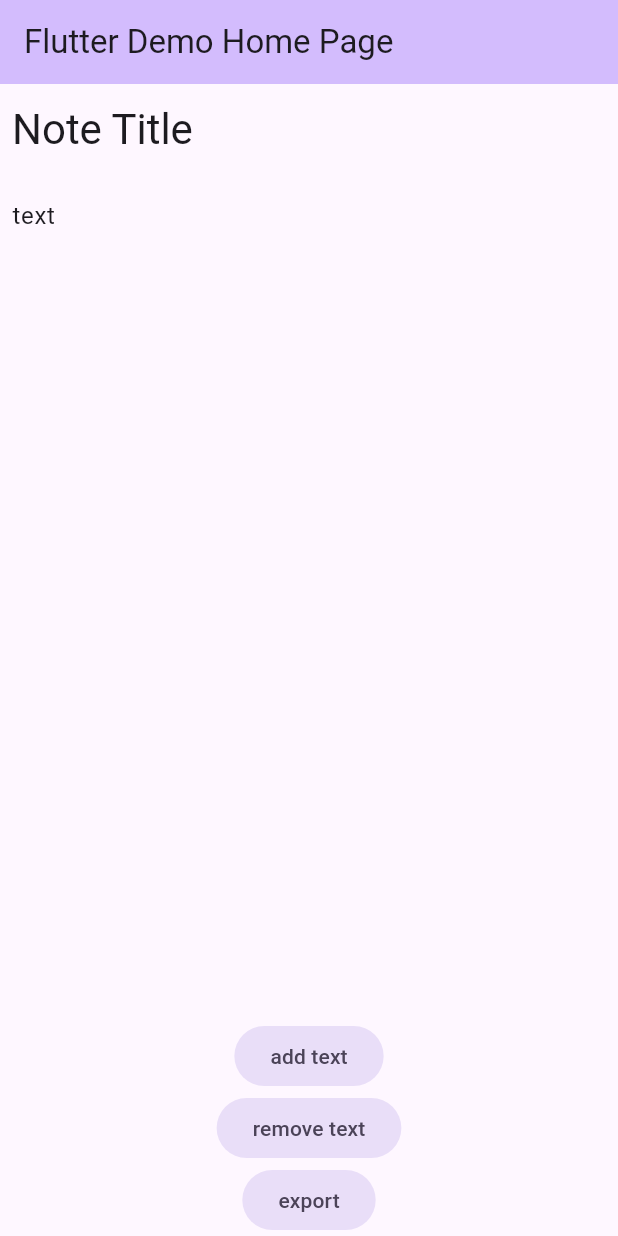
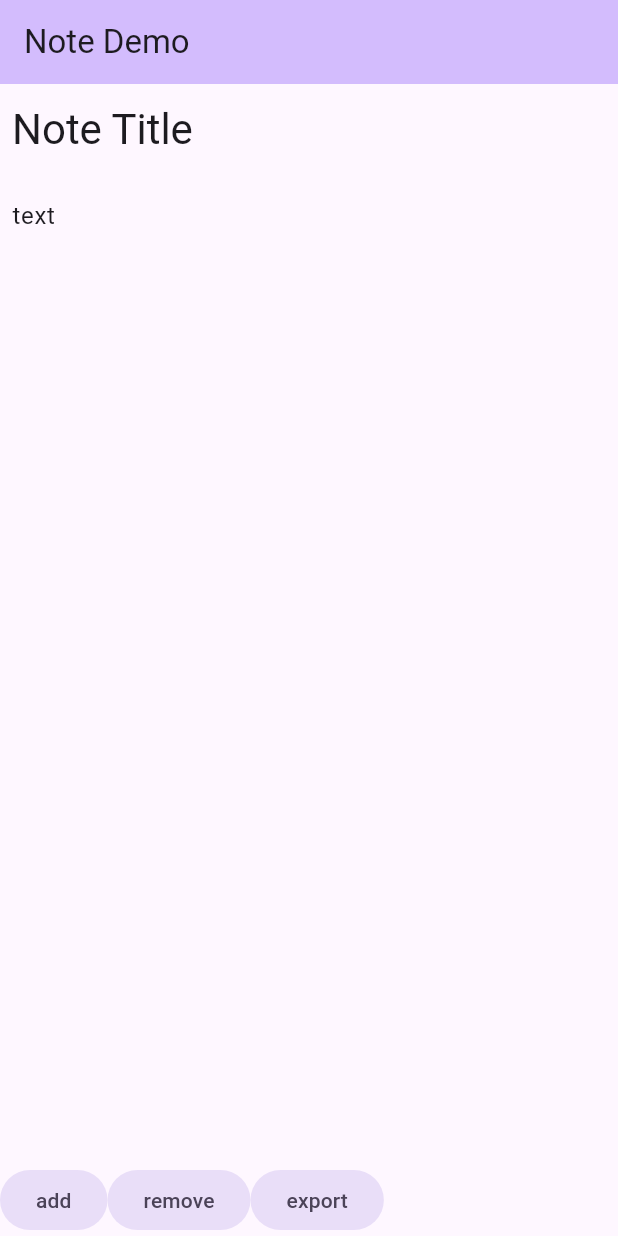
Before and after one commit to anoochit/note_editor, a Flutter app: the screen it shows after launch, on a phone screen of 412 x 824 dp. Run offline on Flutter 3.47's test engine with Material 3 defaults, Android fonts, the phone set to English and light mode, and no system bars.

Commit message:
update example

```diff
--- a/example/lib/main.dart
+++ b/example/lib/main.dart
@@ -16,7 +16,7 @@ class MyApp extends StatelessWidget {
         colorScheme: ColorScheme.fromSeed(seedColor: Colors.deepPurple),
         useMaterial3: true,
       ),
-      home: const MyHomePage(title: 'Flutter Demo Home Page'),
+      home: const MyHomePage(title: 'Note Demo'),
     );
   }
 }
@@ -63,6 +63,8 @@ class _MyHomePageState extends State<MyHomePage> {
               controller: controller,
             ),
           ),
+          Row(
+            children: [
               FilledButton.tonal(
                 onPressed: () => controller.addItem(
                   NoteItem(
@@ -70,7 +72,7 @@ class _MyHomePageState extends State<MyHomePage> {
                     text: '',
                   ),
                 ),
-            child: Text('add text'),
+                child: Text('add'),
               ),
               FilledButton.tonal(
                 onPressed: () {
@@ -78,11 +80,10 @@ class _MyHomePageState extends State<MyHomePage> {
                     controller.removeItem(controller.items.length - 1);
                   }
                 },
-            child: Text('remove text'),
+                child: Text('remove'),
               ),
               FilledButton.tonal(
                 onPressed: () {
-              if (controller.items.length > 1) {
                   final json = controller.exportToJson();
                   showDialog(
                     context: context,
@@ -90,12 +91,13 @@ class _MyHomePageState extends State<MyHomePage> {
                       content: Text(json),
                     ),
                   );
-              }
                 },
                 child: Text('export'),
               )
             ],
           ),
+        ],
+      ),
     );
   }
 }
```
Lines whose indentation alone changed are shown as unchanged.
